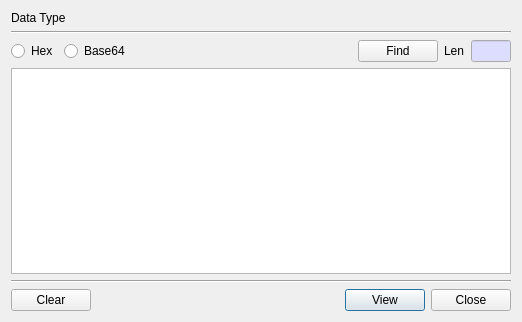
jykim74/BerEditor, file BerEditor/decode_data_dlg.ui: the form before one commit.
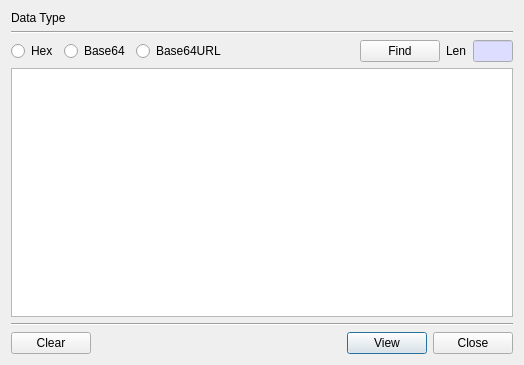
The form after the commit.

```diff
--- a/BerEditor/decode_data_dlg.ui
+++ b/BerEditor/decode_data_dlg.ui
@@ -6,8 +6,8 @@
    <rect>
     <x>0</x>
     <y>0</y>
-    <width>518</width>
-    <height>322</height>
+    <width>524</width>
+    <height>365</height>
    </rect>
   </property>
   <property name="windowTitle">
@@ -84,6 +84,33 @@
      <property name="topMargin">
       <number>0</number>
      </property>
+     <item row="0" column="3">
+      <spacer name="horizontalSpacer">
+       <property name="orientation">
+        <enum>Qt::Horizontal</enum>
+       </property>
+       <property name="sizeHint" stdset="0">
+        <size>
+         <width>40</width>
+         <height>20</height>
+        </size>
+       </property>
+      </spacer>
+     </item>
+     <item row="0" column="5">
+      <widget class="QLabel" name="label">
+       <property name="text">
+        <string>Len</string>
+       </property>
+      </widget>
+     </item>
+     <item row="0" column="4">
+      <widget class="QPushButton" name="mFindBtn">
+       <property name="text">
+        <string>Find</string>
+       </property>
+      </widget>
+     </item>
      <item row="0" column="1">
       <widget class="QRadioButton" name="mTypeBase64">
        <property name="text">
@@ -91,7 +118,7 @@
        </property>
       </widget>
      </item>
-     <item row="0" column="5">
+     <item row="0" column="6">
       <widget class="QLineEdit" name="mDataLenText">
        <property name="minimumSize">
         <size>
@@ -147,26 +174,6 @@
        </property>
       </widget>
      </item>
-     <item row="0" column="2">
-      <spacer name="horizontalSpacer">
-       <property name="orientation">
-        <enum>Qt::Horizontal</enum>
-       </property>
-       <property name="sizeHint" stdset="0">
-        <size>
-         <width>40</width>
-         <height>20</height>
-        </size>
-       </property>
-      </spacer>
-     </item>
-     <item row="0" column="4">
-      <widget class="QLabel" name="label">
-       <property name="text">
-        <string>Len</string>
-       </property>
-      </widget>
-     </item>
      <item row="0" column="0">
       <widget class="QRadioButton" name="mTypeHex">
        <property name="text">
@@ -174,10 +181,10 @@
        </property>
       </widget>
      </item>
-     <item row="0" column="3">
-      <widget class="QPushButton" name="mFindBtn">
+     <item row="0" column="2">
+      <widget class="QRadioButton" name="mTypeBase64URL">
        <property name="text">
-        <string>Find</string>
+        <string>Base64URL</string>
        </property>
       </widget>
      </item>
```
